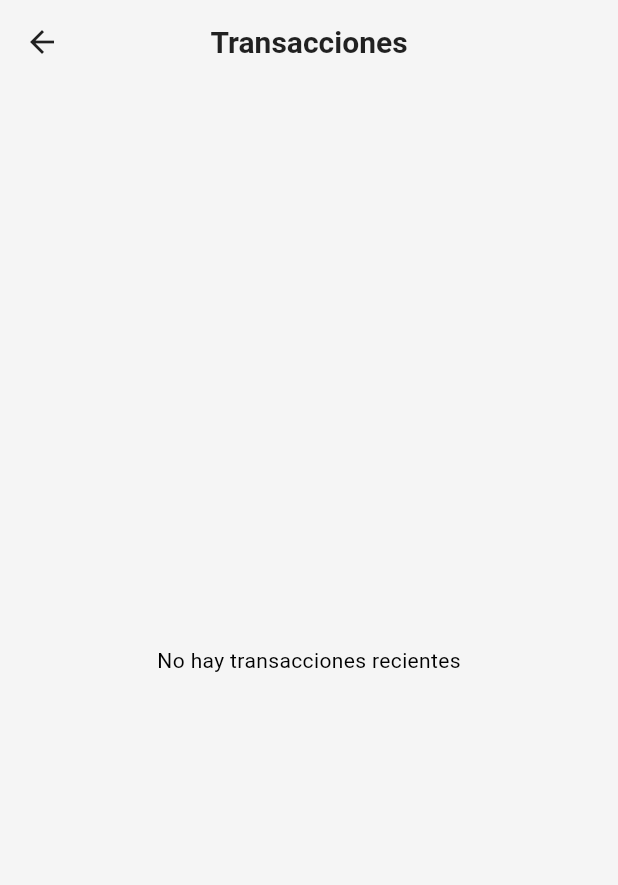
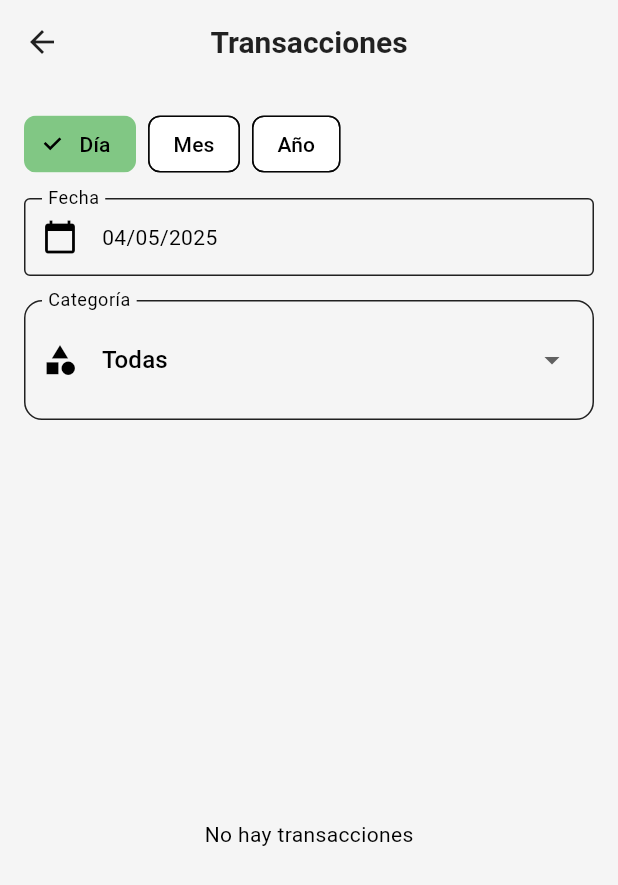
Before and after one commit to sim3075/MoneyMingle, a Flutter app: the TransactionsScreen screen opened directly with empty values, on a phone screen of 412 x 824 dp. Shown: the top 885 px of the screen. Run offline on Flutter 3.47's test engine with Material 3 defaults, Android fonts, the phone set to English and light mode, and no system bars; our stand-ins replace firebase_core, image_picker, shared_preferences; accounts and stored records are empty.

Commit message:
Add to transaction page filters

```diff
--- a/money_mingle/lib/ui/pages/transaction/transactions_screen.dart
+++ b/money_mingle/lib/ui/pages/transaction/transactions_screen.dart
@@ -1,11 +1,66 @@
 import 'package:flutter/material.dart';
 import 'package:money_mingle/models/transaction.dart';
-import 'package:money_mingle/ui/pages/home/widgets/recent_transactions.dart';
+import 'widgets/date_filter_selector.dart';
+import 'widgets/category_filter_selector.dart';
+import 'widgets/transaction_list.dart';
 
-class TransactionsScreen extends StatelessWidget {
+class TransactionsScreen extends StatefulWidget {
   final List<Transaction> transactions;
-  const TransactionsScreen({ Key? key, required this.transactions })
-      : super(key: key);
+
+  const TransactionsScreen({
+    Key? key,
+    required this.transactions,
+  }) : super(key: key);
+
+  @override
+  State<TransactionsScreen> createState() => _TransactionsScreenState();
+}
+
+class _TransactionsScreenState extends State<TransactionsScreen> {
+  DateFilter _dateFilter = DateFilter.day;
+  DateTime _selectedDate = DateTime.now();
+  String? _selectedCategory;
+
+  // Tus categorías fijas:
+  final _expenseCats = [
+    'Alimentación', 'Transporte', 'Vivienda',
+    'Servicios', 'Salud', 'Ocio', 'Compras', 'Imprevistos'
+  ];
+  final _incomeCats = [
+    'Sueldo', 'Freelance', 'Inversiones', 'Regalos', 'Otros'
+  ];
+
+  List<Transaction> get _filtered {
+    return widget.transactions.where((tx) {
+      final d = tx.date;
+      // 1) Filtrar por fecha
+      final byDate = () {
+        switch (_dateFilter) {
+          case DateFilter.day:
+            return d.year == _selectedDate.year
+                && d.month == _selectedDate.month
+                && d.day == _selectedDate.day;
+          case DateFilter.month:
+            return d.year == _selectedDate.year
+                && d.month == _selectedDate.month;
+          case DateFilter.year:
+            return d.year == _selectedDate.year;
+        }
+      }();
+      // 2) Filtrar por categoría (si null, todo)
+      final byCategory = _selectedCategory == null
+          ? true
+          : tx.category == _selectedCategory;
+
+      return byDate && byCategory;
+    }).toList();
+  }
+
+  // Combina ambas listas para el dropdown
+  List<String> get _allCategories => [
+    ..._expenseCats,
+    ..._incomeCats,
+  ];
 
   @override
   Widget build(BuildContext context) {
@@ -13,9 +68,33 @@ class TransactionsScreen extends StatelessWidget {
       appBar: AppBar(title: const Text('Transacciones')),
       body: Padding(
         padding: const EdgeInsets.all(16),
-        child: RecentTransactions(
-          transactions: transactions,
-          maxItems: transactions.length, // para mostrar todas
+        child: Column(
+          crossAxisAlignment: CrossAxisAlignment.start,
+          children: [
+            // Selector de fecha (día / mes / año)
+            DateFilterSelector(
+              filter:         _dateFilter,
+              selectedDate:   _selectedDate,
+              onFilterChanged:(f) => setState(() => _dateFilter = f),
+              onDateChanged:  (d) => setState(() => _selectedDate = d),
+            ),
+
+            const SizedBox(height: 16),
+
+            // Selector de categoría (incluye "Todas")
+            CategoryFilterSelector(
+              selected:   _selectedCategory,
+              categories: _allCategories,
+              onChanged:  (c) => setState(() => _selectedCategory = c),
+            ),
+
+            const SizedBox(height: 24),
+
+            // Lista filtrada
+            Expanded(
+              child: TransactionsList(items: _filtered),
+            ),
+          ],
         ),
       ),
     );
--- /dev/null
+++ b/money_mingle/lib/ui/pages/transaction/widgets/category_filter_selector.dart
@@ -0,0 +1,42 @@
+import 'package:flutter/material.dart';
+
+class CategoryFilterSelector extends StatelessWidget {
+  final String? selected;
+  final List<String> categories;
+  final ValueChanged<String?> onChanged;
+
+  const CategoryFilterSelector({
+    Key? key,
+    required this.selected,
+    required this.categories,
+    required this.onChanged,
+  }) : super(key: key);
+
+  @override
+  Widget build(BuildContext context) {
+    // Insertamos "Todas" como primera opción
+    final items = ['Todas', ...categories];
+    return InputDecorator(
+      decoration: InputDecoration(
+        labelText: 'Categoría',
+        prefixIcon: const Icon(Icons.category),
+        border: OutlineInputBorder(
+          borderRadius: BorderRadius.circular(12),
+        ),
+      ),
+      child: DropdownButtonHideUnderline(
+        child: DropdownButton<String>(
+          isExpanded: true,
+          value: selected ?? 'Todas',
+          items: items
+              .map((c) => DropdownMenuItem(value: c, child: Text(c)))
+              .toList(),
+          onChanged: (value) {
+            // Si el usuario elige "Todas", devolvemos null
+            onChanged(value == 'Todas' ? null : value);
+          },
+        ),
+      ),
+    );
+  }
+}
--- /dev/null
+++ b/money_mingle/lib/ui/pages/transaction/widgets/date_filter_selector.dart
@@ -0,0 +1,88 @@
+import 'package:flutter/material.dart';
+import 'package:intl/intl.dart';
+
+enum DateFilter { day, month, year }
+
+class DateFilterSelector extends StatelessWidget {
+  final DateFilter filter;
+  final DateTime selectedDate;
+  final ValueChanged<DateFilter> onFilterChanged;
+  final ValueChanged<DateTime> onDateChanged;
+
+  const DateFilterSelector({
+    Key? key,
+    required this.filter,
+    required this.selectedDate,
+    required this.onFilterChanged,
+    required this.onDateChanged,
+  }) : super(key: key);
+
+  String get _label {
+    switch (filter) {
+      case DateFilter.day:
+        return DateFormat('dd/MM/yyyy').format(selectedDate);
+      case DateFilter.month:
+        return DateFormat('MM/yyyy').format(selectedDate);
+      case DateFilter.year:
+        return DateFormat('yyyy').format(selectedDate);
+    }
+  }
+
+  Future<void> _pickDate(BuildContext context) async {
+    final picked = await showDatePicker(
+      context: context,
+      initialDate: selectedDate,
+      firstDate: DateTime(2000),
+      lastDate: DateTime(2100),
+      helpText: filter == DateFilter.year
+          ? 'Selecciona año'
+          : filter == DateFilter.month
+              ? 'Selecciona mes'
+              : 'Selecciona fecha',
+    );
+    if (picked != null) onDateChanged(picked);
+  }
+
+  @override
+  Widget build(BuildContext context) {
+    final icons = {
+      DateFilter.day: 'Día',
+      DateFilter.month: 'Mes',
+      DateFilter.year: 'Año',
+    };
+
+    return Column(
+      crossAxisAlignment: CrossAxisAlignment.start,
+      children: [
+        Row(
+          children: DateFilter.values.map((f) {
+            return Padding(
+              padding: const EdgeInsets.only(right: 8),
+              child: ChoiceChip(
+                label: Text(icons[f]!),
+                selected: filter == f,
+                onSelected: (_) => onFilterChanged(f),
+              ),
+            );
+          }).toList(),
+        ),
+        const SizedBox(height: 12),
+        InkWell(
+          onTap: () => _pickDate(context),
+          child: InputDecorator(
+            decoration: InputDecoration(
+              labelText: filter == DateFilter.day
+                  ? 'Fecha'
+                  : filter == DateFilter.month
+                      ? 'Mes/Año'
+                      : 'Año',
+              prefixIcon: const Icon(Icons.calendar_today),
+              border: const OutlineInputBorder(),
+            ),
+            child: Text(_label),
+          ),
+        ),
+      ],
+    );
+  }
+}
--- /dev/null
+++ b/money_mingle/lib/ui/pages/transaction/widgets/transaction_list.dart
@@ -0,0 +1,46 @@
+import 'package:flutter/material.dart';
+import 'package:intl/intl.dart';
+import 'package:money_mingle/models/transaction.dart';
+
+class TransactionsList extends StatelessWidget {
+  final List<Transaction> items;
+
+  const TransactionsList({
+    Key? key,
+    required this.items,
+  }) : super(key: key);
+
+  @override
+  Widget build(BuildContext context) {
+    if (items.isEmpty) {
+      return Center(child: Text('No hay transacciones'));
+    }
+
+    return ListView.separated(
+      shrinkWrap: true,
+      physics: const BouncingScrollPhysics(),
+      itemCount: items.length,
+      separatorBuilder: (_, __) => const Divider(),
+      itemBuilder: (context, i) {
+        final tx = items[i];
+        final isExpense = tx.type == TransactionType.expense;
+        final color = isExpense ? Colors.red : Colors.green;
+        final sign = isExpense ? '-' : '+';
+        final dateLabel = DateFormat('dd/MM/yyyy').format(tx.date);
+
+        return ListTile(
+          leading: Icon(
+            isExpense ? Icons.remove_shopping_cart : Icons.attach_money,
+            color: color,
+          ),
+          title: Text(tx.title),
+          subtitle: Text(dateLabel),
+          trailing: Text(
+            '$sign \$${tx.amount.toStringAsFixed(2)}',
+            style: TextStyle(color: color),
+          ),
+        );
+      },
+    );
+  }
+}
```
